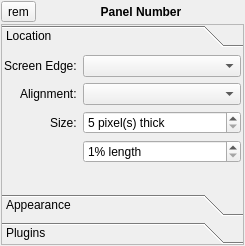
Above: lumina-config/PanelWidget.ui from lumina-desktop/lumina before the change. Below: the same form after it.
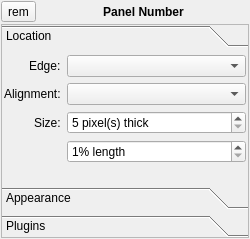
That is the form after the change.

Commit message: Update lumina-config to list all desktop plugins on the screen, and only make changes when the user clicks "save". Also adjust the viewport for the panel widgets a bit (ensure sizing, scroll to end on new panel, etc..)

The edit to the form file:
```diff
--- a/lumina-config/PanelWidget.ui
+++ b/lumina-config/PanelWidget.ui
@@ -6,25 +6,25 @@
    <rect>
     <x>0</x>
     <y>0</y>
-    <width>245</width>
-    <height>246</height>
+    <width>250</width>
+    <height>239</height>
    </rect>
   </property>
   <property name="sizePolicy">
-   <sizepolicy hsizetype="Fixed" vsizetype="Preferred">
+   <sizepolicy hsizetype="Minimum" vsizetype="Preferred">
     <horstretch>0</horstretch>
     <verstretch>0</verstretch>
    </sizepolicy>
   </property>
   <property name="minimumSize">
    <size>
-    <width>245</width>
+    <width>250</width>
     <height>0</height>
    </size>
   </property>
   <property name="maximumSize">
    <size>
-    <width>245</width>
+    <width>400</width>
     <height>16777215</height>
    </size>
   </property>
@@ -87,8 +87,8 @@
        <rect>
         <x>0</x>
         <y>0</y>
-        <width>241</width>
-        <height>133</height>
+        <width>246</width>
+        <height>125</height>
        </rect>
       </property>
       <attribute name="label">
@@ -113,12 +113,19 @@
        <item row="0" column="0">
         <widget class="QLabel" name="label_2">
          <property name="text">
-          <string>Screen Edge:</string>
+          <string>Edge:</string>
          </property>
         </widget>
        </item>
        <item row="0" column="1">
-        <widget class="QComboBox" name="combo_edge"/>
+        <widget class="QComboBox" name="combo_edge">
+         <property name="sizePolicy">
+          <sizepolicy hsizetype="Minimum" vsizetype="Fixed">
+           <horstretch>0</horstretch>
+           <verstretch>0</verstretch>
+          </sizepolicy>
+         </property>
+        </widget>
        </item>
        <item row="2" column="0">
         <widget class="QLabel" name="label_3">
@@ -177,7 +184,14 @@
         </widget>
        </item>
        <item row="1" column="1">
-        <widget class="QComboBox" name="combo_align"/>
+        <widget class="QComboBox" name="combo_align">
+         <property name="sizePolicy">
+          <sizepolicy hsizetype="Minimum" vsizetype="Fixed">
+           <horstretch>0</horstretch>
+           <verstretch>0</verstretch>
+          </sizepolicy>
+         </property>
+        </widget>
        </item>
       </layout>
      </widget>
```
Left out of the diff: 22 changed lines with no effect on the pictures. The commit also changes 3 other files.
